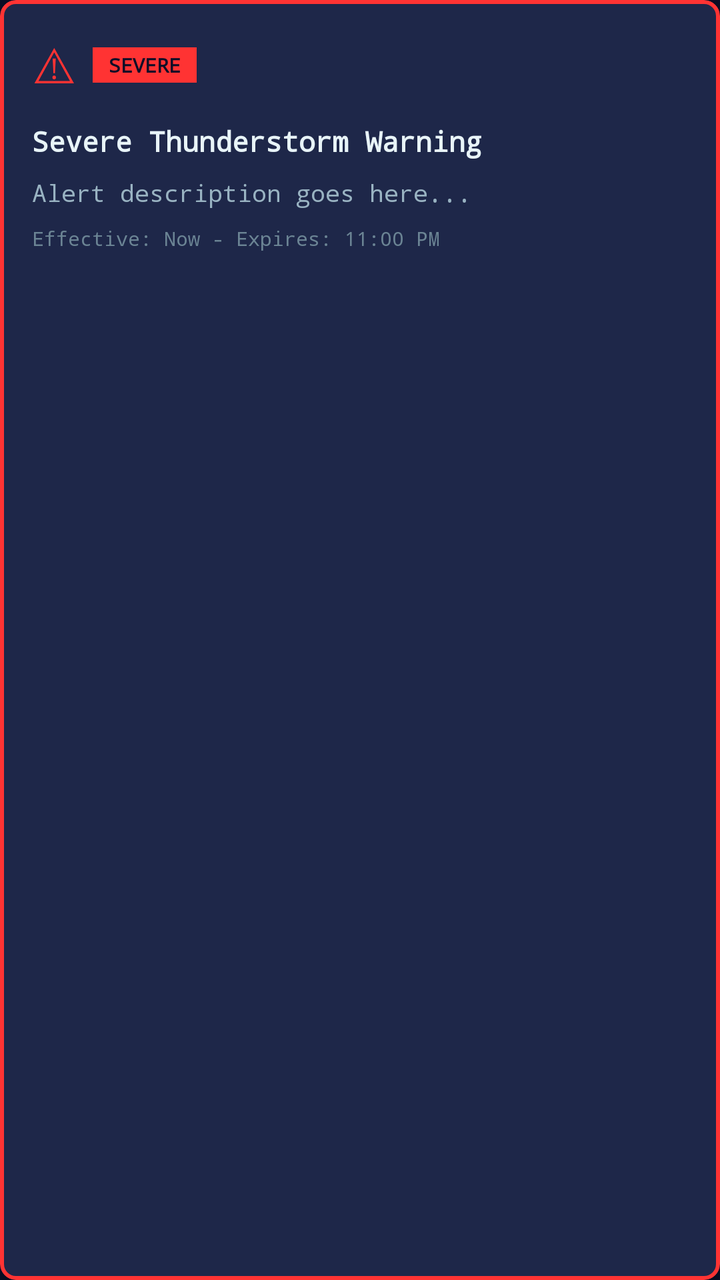
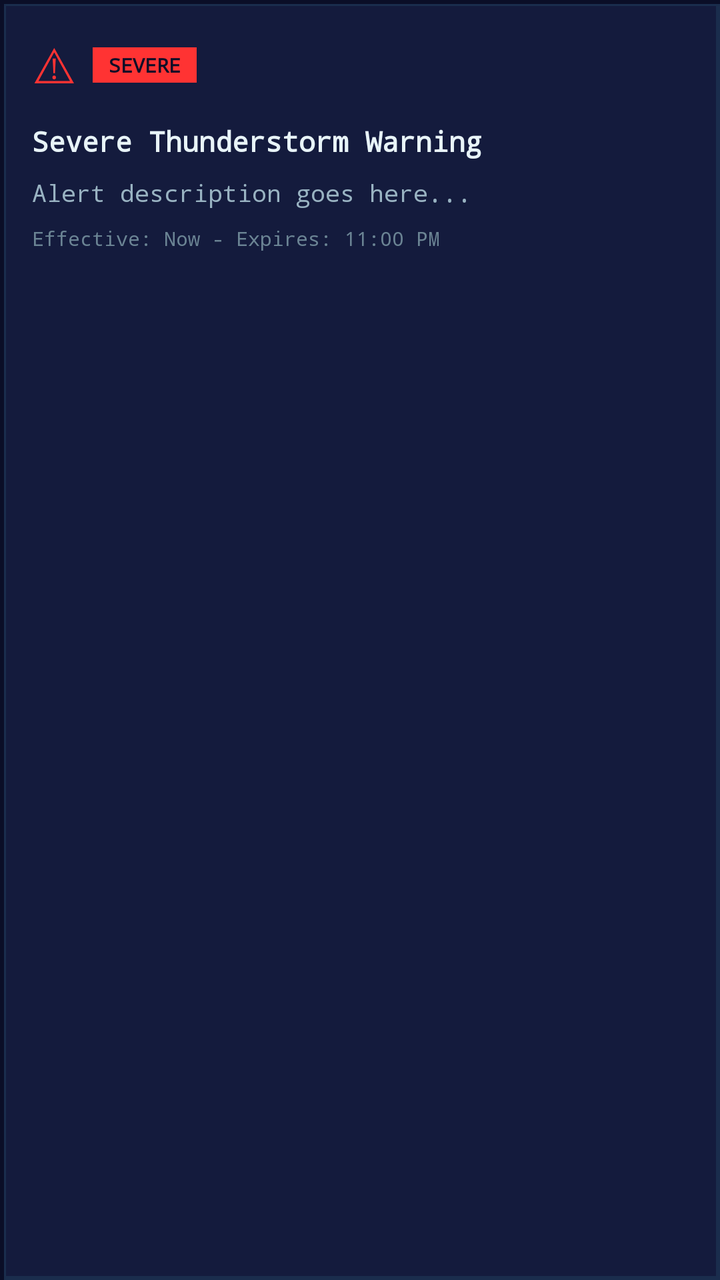

Two renders of the same Android screen: before a commit and after it. Below are the layout's source before the change and the commit's diff.
<!-- AndroidManifest.xml: application theme Theme.SimWeather -->
<!-- res/layout/item_alert.xml -->
<?xml version="1.0" encoding="utf-8"?>
<com.google.android.material.card.MaterialCardView xmlns:android="http://schemas.android.com/apk/res/android"
    xmlns:app="http://schemas.android.com/apk/res-auto"
    android:layout_width="match_parent"
    android:layout_height="wrap_content"
    android:layout_marginBottom="8dp"
    app:cardBackgroundColor="@color/sim_dark_elevated"
    app:cardCornerRadius="8dp"
    app:cardElevation="4dp"
    app:strokeColor="@color/sim_red"
    app:strokeWidth="2dp">

    <LinearLayout
        android:layout_width="match_parent"
        android:layout_height="wrap_content"
        android:orientation="vertical"
        android:padding="16dp">

        <LinearLayout
            android:layout_width="match_parent"
            android:layout_height="wrap_content"
            android:gravity="center_vertical"
            android:orientation="horizontal">

            <TextView
                android:layout_width="wrap_content"
                android:layout_height="wrap_content"
                android:fontFamily="monospace"
                android:text="⚠"
                android:textColor="@color/sim_red"
                android:textSize="24sp" />

            <TextView
                android:id="@+id/tvAlertSeverity"
                android:layout_width="wrap_content"
                android:layout_height="wrap_content"
                android:layout_marginStart="8dp"
                android:background="@color/sim_red"
                android:fontFamily="monospace"
                android:paddingStart="8dp"
                android:paddingTop="2dp"
                android:paddingEnd="8dp"
                android:paddingBottom="2dp"
                android:text="SEVERE"
                android:textColor="@color/sim_dark_bg"
                android:textSize="10sp"
                android:textStyle="bold" />

        </LinearLayout>

        <TextView
            android:id="@+id/tvAlertHeadline"
            android:layout_width="match_parent"
            android:layout_height="wrap_content"
            android:layout_marginTop="12dp"
            android:fontFamily="monospace"
            android:text="Severe Thunderstorm Warning"
            android:textColor="@color/sim_text_primary"
            android:textSize="14sp"
            android:textStyle="bold" />

        <TextView
            android:id="@+id/tvAlertDesc"
            android:layout_width="match_parent"
            android:layout_height="wrap_content"
            android:layout_marginTop="8dp"
            android:fontFamily="monospace"
            android:text="Alert description goes here..."
            android:textColor="@color/sim_text_secondary"
            android:textSize="12sp" />

        <TextView
            android:id="@+id/tvAlertTime"
            android:layout_width="wrap_content"
            android:layout_height="wrap_content"
            android:layout_marginTop="8dp"
            android:fontFamily="monospace"
            android:text="Effective: Now - Expires: 11:00 PM"
            android:textColor="@color/sim_text_tertiary"
            android:textSize="10sp" />

    </LinearLayout>

</com.google.android.material.card.MaterialCardView>
<!-- resources referenced by this layout -->
<resources>
  <color name="sim_dark_bg">#0A0E27</color>
  <color name="sim_dark_elevated">#1E2749</color>
  <color name="sim_red">#FF3333</color>
  <color name="sim_text_primary">#E8F4F8</color>
  <color name="sim_text_secondary">#99B3C2</color>
  <color name="sim_text_tertiary">#6B8494</color>
  <style name="Theme.SimWeather" parent="Theme.MaterialComponents.DayNight.NoActionBar">
          
          <item name="colorPrimary">@color/sim_teal_primary</item>
          <item name="colorPrimaryVariant">@color/sim_teal_dark</item>
          <item name="colorOnPrimary">@color/sim_dark_bg</item>
          
          <item name="colorSecondary">@color/sim_cyan_bright</item>
          <item name="colorSecondaryVariant">@color/sim_teal_dark</item>
          <item name="colorOnSecondary">@color/sim_dark_bg</item>
          
          <item name="android:colorBackground">@color/sim_dark_bg</item>
          <item name="colorSurface">@color/sim_dark_surface</item>
          <item name="colorOnSurface">@color/sim_text_primary</item>
          
          <item name="android:statusBarColor">@color/sim_dark_bg</item>
          <item name="android:windowLightStatusBar">false</item>
          
          <item name="android:navigationBarColor">@color/sim_dark_bg</item>
      </style>
  <color name="sim_teal_primary">#00D9FF</color>
  <color name="sim_teal_dark">#0099CC</color>
  <color name="sim_cyan_bright">#00FFCC</color>
  <color name="sim_dark_surface">#141B3D</color>
</resources>

<!-- the commit's change to res/layout/item_alert.xml (unified diff, before → after) -->
@@ -1,14 +1,10 @@
 <?xml version="1.0" encoding="utf-8"?>
-<com.google.android.material.card.MaterialCardView xmlns:android="http://schemas.android.com/apk/res/android"
-    xmlns:app="http://schemas.android.com/apk/res-auto"
+<LinearLayout xmlns:android="http://schemas.android.com/apk/res/android"
     android:layout_width="match_parent"
     android:layout_height="wrap_content"
     android:layout_marginBottom="8dp"
-    app:cardBackgroundColor="@color/sim_dark_elevated"
-    app:cardCornerRadius="8dp"
-    app:cardElevation="4dp"
-    app:strokeColor="@color/sim_red"
-    app:strokeWidth="2dp">
+    android:background="@drawable/sc3k_panel_bg"
+    android:orientation="vertical">
 
     <LinearLayout
         android:layout_width="match_parent"
@@ -81,4 +77,4 @@
 
     </LinearLayout>
 
-</com.google.android.material.card.MaterialCardView>
+</LinearLayout>
<!-- resource entries referenced after the edit -->
@@ -1,11 +1,41 @@
 <!-- resources referenced by this layout -->
 <resources>
   <color name="sim_dark_bg">#0A0E27</color>
-  <color name="sim_dark_elevated">#1E2749</color>
   <color name="sim_red">#FF3333</color>
   <color name="sim_text_primary">#E8F4F8</color>
   <color name="sim_text_secondary">#99B3C2</color>
   <color name="sim_text_tertiary">#6B8494</color>
+  <!-- drawable sc3k_panel_bg (drawable) -->
+  <?xml version="1.0" encoding="utf-8"?>
+  <layer-list xmlns:android="http://schemas.android.com/apk/res/android">
+      
+      <item>
+          <shape android:shape="rectangle">
+              <solid android:color="#0A0E27" />
+              <corners android:radius="0dp" />
+          </shape>
+      </item>
+  
+      
+      <item
+          android:left="2dp"
+          android:top="2dp">
+          <shape android:shape="rectangle">
+              <solid android:color="#1A2D4D" />
+          </shape>
+      </item>
+  
+      
+      <item
+          android:left="3dp"
+          android:top="3dp"
+          android:right="2dp"
+          android:bottom="2dp">
+          <shape android:shape="rectangle">
+              <solid android:color="#141B3D" />
+          </shape>
+      </item>
+  </layer-list>
   <style name="Theme.SimWeather" parent="Theme.MaterialComponents.DayNight.NoActionBar">
           
           <item name="colorPrimary">@color/sim_teal_primary</item>
